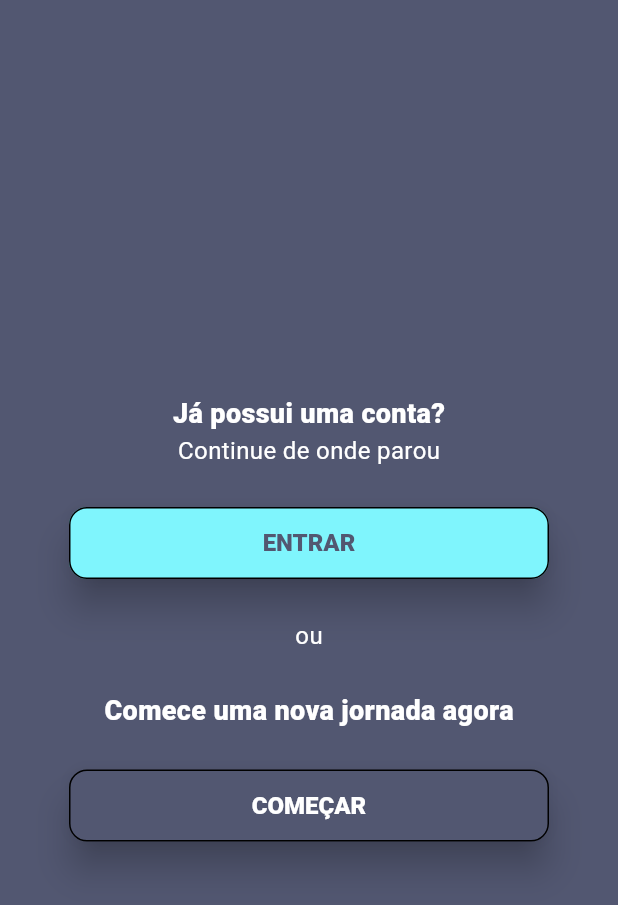
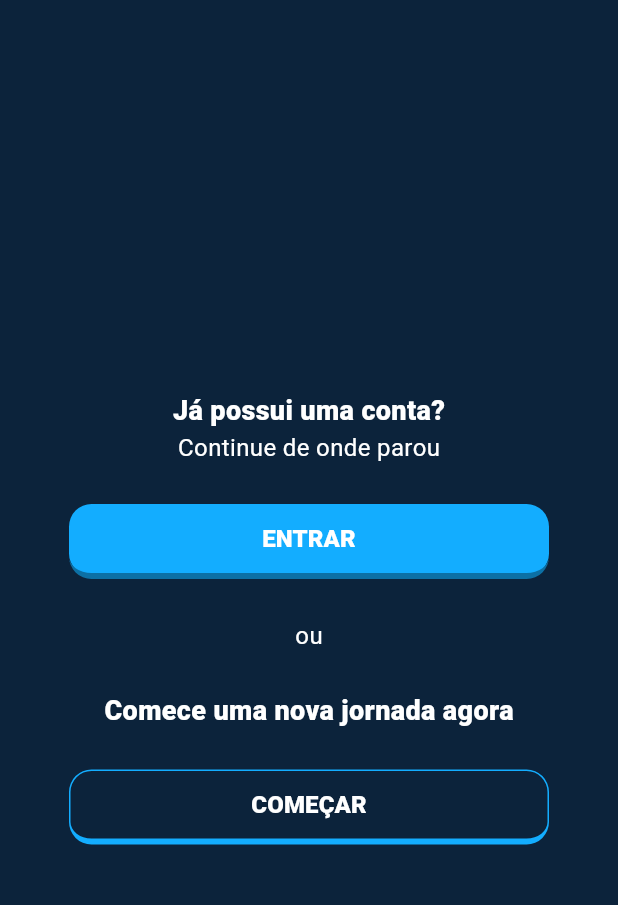
Before and after one commit to Thejuniordev/duodev, a Flutter app: the screen it shows after launch, on a phone screen of 412 x 824 dp. Shown: the top 905 px of the screen. Run offline on Flutter 3.47's test engine with Material 2 defaults, Android fonts, the phone set to English and light mode, and no system bars; Roboto replaces fonts that are missing (Raleway).

Commit message:
Create button component

```diff
--- /dev/null
+++ b/lib/components/button.dart
@@ -0,0 +1,77 @@
+// ignore_for_file: constant_identifier_names, prefer_const_constructors
+
+import 'package:flutter/material.dart';
+
+enum DuoSystemButtonType {
+  PRIMARY,
+  SECONDARY,
+}
+
+class DuoSystemButton extends StatefulWidget {
+  /// buttonText - Tipo String - Define o texto de botão;
+  final String buttonText;
+
+  /// type - Tipo DuoSystemButtonType - Define o tipo de botão;
+  final DuoSystemButtonType type;
+
+  /// onPressed - Tipo Function() - Função que será executada no clique do botão;
+  final Function()? onPressed;
+
+  const DuoSystemButton({
+    Key? key,
+    required this.buttonText,
+    required this.type,
+    required this.onPressed,
+  }) : super(key: key);
+
+  @override
+  State<DuoSystemButton> createState() => _DuoSystemButtonState();
+}
+
+class _DuoSystemButtonState extends State<DuoSystemButton> {
+  @override
+  Widget build(BuildContext context) {
+    return Container(
+      width: 320,
+      height: 50,
+      decoration: BoxDecoration(
+        color: (widget.type == DuoSystemButtonType.PRIMARY)
+            ? const Color.fromARGB(255, 19, 173, 255)
+            : Colors.transparent,
+        borderRadius: BorderRadius.circular(15),
+        border: (widget.type == DuoSystemButtonType.PRIMARY)
+            ? Border(
+                bottom: BorderSide(
+                width: 4,
+                color: Color.fromARGB(255, 12, 112, 165),
+              ))
+            : Border(
+                bottom: BorderSide(
+                  width: 4,
+                  color: const Color.fromARGB(255, 19, 173, 255),
+                ),
+                top: BorderSide(
+                  color: Color.fromARGB(255, 19, 173, 255),
+                ),
+                left: BorderSide(
+                  color: Color.fromARGB(255, 19, 173, 255),
+                ),
+                right: BorderSide(
+                  color: Color.fromARGB(255, 19, 173, 255),
+                ),
+              ),
+      ),
+      child: MaterialButton(
+        onPressed: widget.onPressed,
+        child: Text(
+          widget.buttonText,
+          style: const TextStyle(
+            fontSize: 16,
+            fontWeight: FontWeight.w800,
+            color: Color.fromARGB(255, 255, 255, 255),
+          ),
+        ),
+      ),
+    );
+  }
+}
--- a/lib/wellcome_page.dart
+++ b/lib/wellcome_page.dart
@@ -1,3 +1,4 @@
+import 'package:duodev/components/button.dart';
 import 'package:duodev/start/start_page.dart';
 import 'package:flutter/material.dart';
 import 'package:duodev/styles/button.dart';
@@ -13,7 +14,7 @@ class _WellcomePageState extends State<WellcomePage> {
   @override
   Widget build(BuildContext context) {
     return Scaffold(
-      backgroundColor: const Color(0xFF525771),
+      backgroundColor: Color.fromARGB(255, 12, 35, 59),
       body: Column(
         mainAxisAlignment: MainAxisAlignment.center,
         crossAxisAlignment: CrossAxisAlignment.center,
@@ -38,10 +39,10 @@ class _WellcomePageState extends State<WellcomePage> {
               ),
             ),
           ),
-          ElevatedButton(
+          DuoSystemButton(
+            type: DuoSystemButtonType.PRIMARY,
+            buttonText: 'ENTRAR',
             onPressed: () {},
-            style: buttonPrimary,
-            child: const Text('ENTRAR'),
           ),
           Container(
             margin: const EdgeInsets.only(bottom: 26, top: 26),
@@ -64,13 +65,13 @@ class _WellcomePageState extends State<WellcomePage> {
               ),
             ),
           ),
-          ElevatedButton(
+          DuoSystemButton(
+            type: DuoSystemButtonType.SECONDARY,
+            buttonText: 'COMEÇAR',
             onPressed: () {
               Navigator.push(context,
                   MaterialPageRoute(builder: (context) => const StartPage()));
             },
-            style: buttonSecondary,
-            child: const Text('COMEÇAR'),
           ),
         ],
       ),
```
